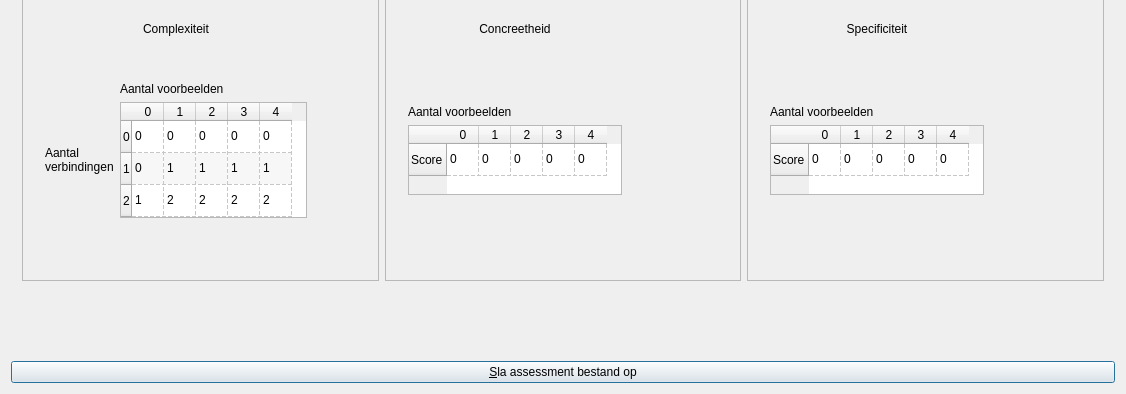
Above: qtbrainweavercreateassessmentdialog.ui from richelbilderbeek/BrainWeaver before the change; both pictures show x 0 to 1126 and y 196 to 590 of the 1126 by 590 pixel window. Below: the same form after it.
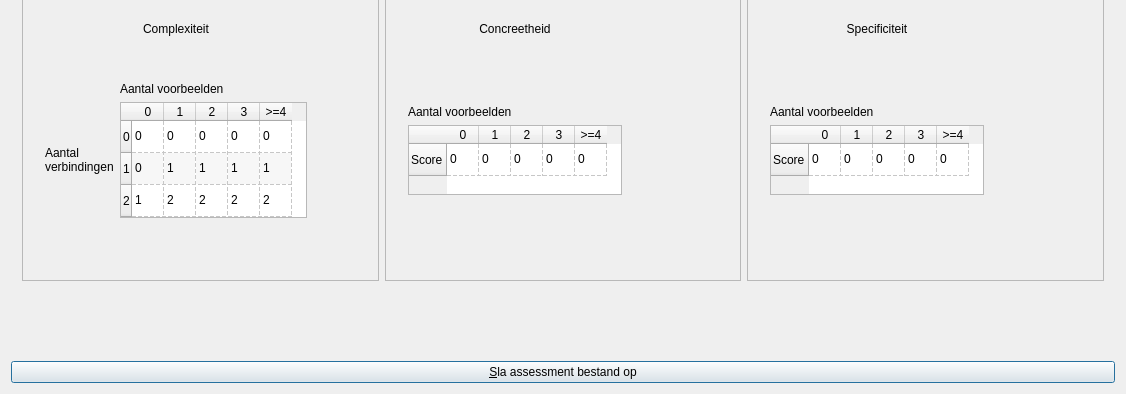
That is the form after the change. Icons and pictures are not drawn.

What changed in the file:
```diff
--- a/qtbrainweavercreateassessmentdialog.ui
+++ b/qtbrainweavercreateassessmentdialog.ui
@@ -210,7 +210,7 @@
               </column>
               <column>
                <property name="text">
-                <string>4</string>
+                <string>&gt;=4</string>
                </property>
               </column>
               <item row="0" column="0">
@@ -431,7 +431,7 @@
               </column>
               <column>
                <property name="text">
-                <string>4</string>
+                <string>&gt;=4</string>
                </property>
               </column>
               <item row="0" column="0">
@@ -602,7 +602,7 @@
               </column>
               <column>
                <property name="text">
-                <string>4</string>
+                <string>&gt;=4</string>
                </property>
               </column>
               <item row="0" column="0">
```
